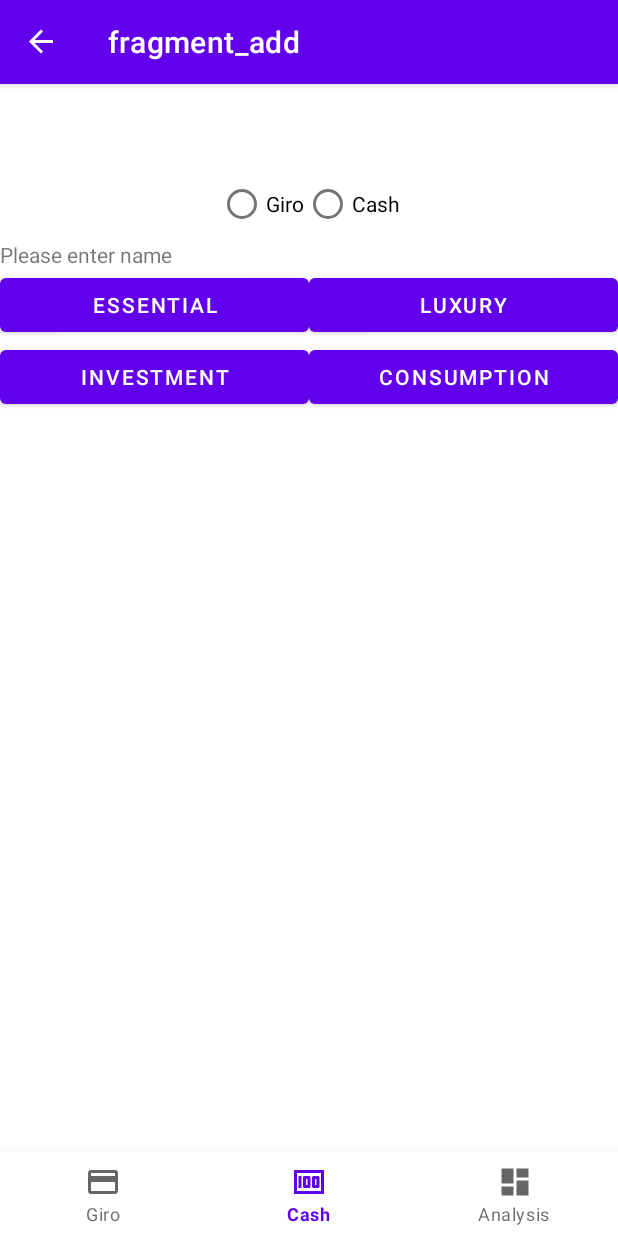
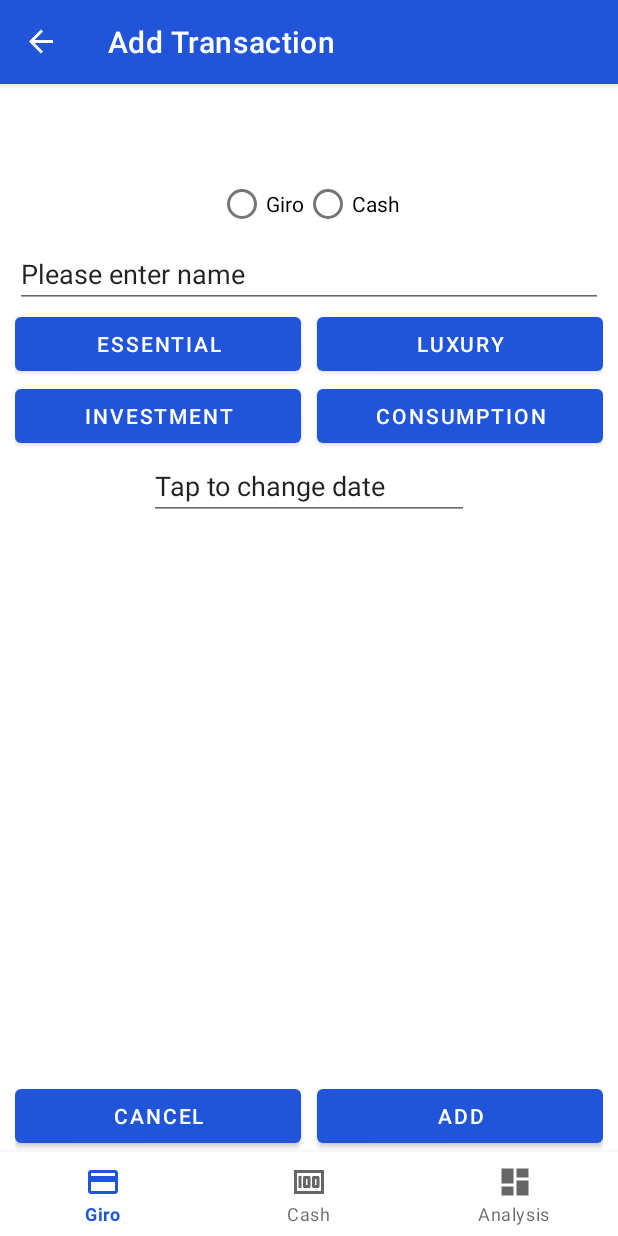
Before and after one commit to baldufal/Goldesel, an Android app: the AddFragment screen opened through its navigation route, on a phone screen of 412 x 824 dp. Run offline under Robolectric (Android 15) with nearby library versions, the phone set to English and light mode, and no system bars; our stand-ins replace Room's generated code, navigation-ui.

Commit message:
Implement fragment Giro and improve fragment add

```diff
--- a/app/src/main/java/baldufal/goldesel/ui/AddFragment.kt
+++ b/app/src/main/java/baldufal/goldesel/ui/AddFragment.kt
@@ -1,6 +1,8 @@
 package baldufal.goldesel.ui
 
+import android.app.DatePickerDialog
 import android.os.Bundle
+import android.text.InputType
 import android.view.LayoutInflater
 import android.view.View
 import android.view.ViewGroup
@@ -28,6 +30,12 @@ class AddFragment : Fragment() {
             findNavController().navigateUp()
         }
 
+        binding.etDate.inputType = InputType.TYPE_NULL
+        binding.etDate.setOnClickListener {
+            val picker = DatePickerDialog(this.requireContext())
+            picker.show()
+        }
+
         return binding.root
     }
 
--- a/app/src/main/java/baldufal/goldesel/ui/cash/CashFragment.kt
+++ b/app/src/main/java/baldufal/goldesel/ui/list_display/CashFragment.kt
@@ -1,4 +1,4 @@
-package baldufal.goldesel.ui.cash
+package baldufal.goldesel.ui.list_display
 
 import TransactionAdapter
 import android.os.Bundle
@@ -25,7 +25,7 @@ class CashFragment : Fragment() {
         savedInstanceState: Bundle?
     ): View {
         val cashViewModel =
-            ViewModelProvider(this).get(CashViewModel::class.java)
+            ViewModelProvider(this).get(LDViewModel::class.java)
 
         _binding = FragmentCashBinding.inflate(inflater, container, false)
 
--- a/app/src/main/java/baldufal/goldesel/ui/giro/GiroFragment.kt
+++ b/app/src/main/java/baldufal/goldesel/ui/list_display/GiroFragment.kt
@@ -1,5 +1,6 @@
-package baldufal.goldesel.ui.giro
+package baldufal.goldesel.ui.list_display
 
+import TransactionAdapter
 import android.os.Bundle
 import android.view.LayoutInflater
 import android.view.View
@@ -7,6 +8,8 @@ import android.view.ViewGroup
 import android.widget.TextView
 import androidx.fragment.app.Fragment
 import androidx.lifecycle.ViewModelProvider
+import androidx.navigation.fragment.findNavController
+import androidx.recyclerview.widget.LinearLayoutManager
 import baldufal.goldesel.databinding.FragmentGiroBinding
 
 class GiroFragment : Fragment() {
@@ -23,16 +26,26 @@ class GiroFragment : Fragment() {
         savedInstanceState: Bundle?
     ): View {
         val giroViewModel =
-            ViewModelProvider(this).get(GiroViewModel::class.java)
+            ViewModelProvider(this).get(LDViewModel::class.java)
 
         _binding = FragmentGiroBinding.inflate(inflater, container, false)
-        val root: View = binding.root
 
-        val textView: TextView = binding.textDashboard
-        giroViewModel.text.observe(viewLifecycleOwner) {
-            textView.text = it
+        binding.recyclerView.layoutManager = LinearLayoutManager(activity)
+        @Suppress("UNCHECKED_CAST")
+        binding.recyclerView.adapter =
+            TransactionAdapter(giroViewModel.entries)
+
+        binding.refreshLayout.setOnRefreshListener {
+            giroViewModel.refresh()
+            (binding.recyclerView.adapter as TransactionAdapter).notifyDataSetChanged()
+            binding.refreshLayout.isRefreshing = false
         }
-        return root
+
+        binding.fabAdd.setOnClickListener {
+            findNavController().navigate(GiroFragmentDirections.actionNavigationGiroToAddFragment())
+        }
+
+        return binding.root
     }
 
     override fun onDestroyView() {
--- a/app/src/main/java/baldufal/goldesel/ui/cash/CashViewModel.kt
+++ b/app/src/main/java/baldufal/goldesel/ui/list_display/LDViewModel.kt
@@ -1,10 +1,10 @@
-package baldufal.goldesel.ui.cash
+package baldufal.goldesel.ui.list_display
 
 import androidx.lifecycle.ViewModel
 import baldufal.goldesel.model.Transaction
 import java.time.LocalDateTime
 
-class CashViewModel : ViewModel() {
+class LDViewModel : ViewModel() {
 
     val entries = arrayListOf<Transaction>(
         Transaction(
--- a/app/src/main/res/layout/activity_main.xml
+++ b/app/src/main/res/layout/activity_main.xml
@@ -22,7 +22,7 @@
         android:id="@+id/nav_host_fragment_activity_main"
         android:name="androidx.navigation.fragment.NavHostFragment"
         android:layout_width="match_parent"
-        android:layout_height="match_parent"
+        android:layout_height="0dp"
         app:defaultNavHost="true"
         app:layout_constraintBottom_toTopOf="@id/nav_view"
         app:layout_constraintLeft_toLeftOf="parent"
--- a/app/src/main/res/layout/fragment_add.xml
+++ b/app/src/main/res/layout/fragment_add.xml
@@ -5,6 +5,7 @@
     android:id="@+id/frameLayout"
     android:layout_width="match_parent"
     android:layout_height="match_parent"
+    android:layout_marginHorizontal="10sp"
     tools:context=".ui.AddFragment">
 
     <RadioGroup
@@ -29,8 +30,8 @@
             android:text="Cash" />
     </RadioGroup>
 
-    <TextView
-        android:id="@+id/textView"
+    <EditText
+        android:id="@+id/et_Name"
         android:layout_width="0dp"
         android:layout_height="wrap_content"
         android:text="Please enter name"
@@ -40,54 +41,71 @@
 
     <Button
         android:id="@+id/btn_essential"
-        android:layout_width="0sp"
+        android:layout_width="0dp"
         android:layout_height="wrap_content"
         android:text="Essential"
-        app:layout_constraintTop_toBottomOf="@id/textView"
+        android:layout_marginEnd="5sp"
+        app:layout_constraintTop_toBottomOf="@id/et_Name"
         app:layout_constraintStart_toStartOf="parent"
         app:layout_constraintEnd_toStartOf="@id/btn_luxury"/>
 
     <Button
         android:id="@+id/btn_luxury"
-        android:layout_width="0sp"
+        android:layout_width="0dp"
         android:layout_height="wrap_content"
         android:text="Luxury"
-        app:layout_constraintTop_toBottomOf="@id/textView"
+        android:layout_marginStart="5sp"
+        app:layout_constraintTop_toBottomOf="@id/et_Name"
         app:layout_constraintStart_toEndOf="@id/btn_essential"
         app:layout_constraintEnd_toEndOf="parent"/>
 
     <Button
         android:id="@+id/btn_investment"
-        android:layout_width="0sp"
+        android:layout_width="0dp"
         android:layout_height="wrap_content"
         android:text="Investment"
+        android:layout_marginEnd="5sp"
         app:layout_constraintTop_toBottomOf="@id/btn_essential"
         app:layout_constraintStart_toStartOf="parent"
         app:layout_constraintEnd_toStartOf="@id/btn_consumption"/>
 
     <Button
         android:id="@+id/btn_consumption"
-        android:layout_width="0sp"
+        android:layout_width="0dp"
         android:layout_height="wrap_content"
         android:text="Consumption"
+        android:layout_marginStart="5sp"
         app:layout_constraintTop_toBottomOf="@id/btn_luxury"
         app:layout_constraintStart_toEndOf="@id/btn_investment"
         app:layout_constraintEnd_toEndOf="parent"/>
 
+    <EditText
+        android:id="@+id/et_Date"
+        android:layout_width="wrap_content"
+        android:layout_height="wrap_content"
+        android:ems="10"
+        android:text="Tap to change date"
+        app:layout_constraintTop_toBottomOf="@id/btn_consumption"
+        app:layout_constraintStart_toStartOf="parent"
+        app:layout_constraintEnd_toEndOf="parent"/>
+
+
     <Button
         android:id="@+id/btn_cancel"
-        android:layout_width="0sp"
+        android:layout_width="0dp"
         android:layout_height="wrap_content"
         android:text="Cancel"
+        android:layout_marginEnd="5sp"
         app:layout_constraintStart_toStartOf="parent"
         app:layout_constraintEnd_toStartOf="@id/btn_add"
         app:layout_constraintBottom_toBottomOf="parent"/>
 
     <Button
         android:id="@+id/btn_add"
-        android:layout_width="0sp"
+        android:layout_width="0dp"
         android:layout_height="wrap_content"
         android:text="Add"
+        android:layout_marginStart="5sp"
         app:layout_constraintStart_toEndOf="@id/btn_cancel"
         app:layout_constraintEnd_toEndOf="parent"
         app:layout_constraintBottom_toBottomOf="parent"
--- a/app/src/main/res/navigation/mobile_navigation.xml
+++ b/app/src/main/res/navigation/mobile_navigation.xml
@@ -3,11 +3,11 @@
     xmlns:app="http://schemas.android.com/apk/res-auto"
     xmlns:tools="http://schemas.android.com/tools"
     android:id="@+id/mobile_navigation"
-    app:startDestination="@id/navigation_cash">
+    app:startDestination="@id/navigation_giro">
 
     <fragment
         android:id="@+id/navigation_cash"
-        android:name="baldufal.goldesel.ui.cash.CashFragment"
+        android:name="baldufal.goldesel.ui.list_display.CashFragment"
         android:label="Cash"
         tools:layout="@layout/fragment_cash" >
         <action
@@ -17,7 +17,7 @@
 
     <fragment
         android:id="@+id/navigation_giro"
-        android:name="baldufal.goldesel.ui.giro.GiroFragment"
+        android:name="baldufal.goldesel.ui.list_display.GiroFragment"
         android:label="Giro"
         tools:layout="@layout/fragment_giro" >
         <action
@@ -33,6 +33,6 @@
     <fragment
         android:id="@+id/addFragment"
         android:name="baldufal.goldesel.ui.AddFragment"
-        android:label="fragment_add"
+        android:label="Add Transaction"
         tools:layout="@layout/fragment_add" />
 </navigation>
--- a/app/src/main/res/values-night/themes.xml
+++ b/app/src/main/res/values-night/themes.xml
@@ -2,12 +2,12 @@
     <!-- Base application theme. -->
     <style name="Theme.Goldesel" parent="Theme.MaterialComponents.DayNight.DarkActionBar">
         <!-- Primary brand color. -->
-        <item name="colorPrimary">@color/purple_200</item>
-        <item name="colorPrimaryVariant">@color/purple_700</item>
-        <item name="colorOnPrimary">@color/black</item>
+        <item name="colorPrimary">@color/blue</item>
+        <item name="colorPrimaryVariant">@color/blue_light</item>
+        <item name="colorOnPrimary">@color/white   </item>
         <!-- Secondary brand color. -->
-        <item name="colorSecondary">@color/teal_200</item>
-        <item name="colorSecondaryVariant">@color/teal_200</item>
+        <item name="colorSecondary">@color/gold</item>
+        <item name="colorSecondaryVariant">@color/gold_dark</item>
         <item name="colorOnSecondary">@color/black</item>
         <!-- Status bar color. -->
         <item name="android:statusBarColor" tools:targetApi="l">?attr/colorPrimaryVariant</item>
--- a/app/src/main/res/values/colors.xml
+++ b/app/src/main/res/values/colors.xml
@@ -1,10 +1,11 @@
 <?xml version="1.0" encoding="utf-8"?>
 <resources>
-    <color name="purple_200">#FFBB86FC</color>
-    <color name="purple_500">#FF6200EE</color>
-    <color name="purple_700">#FF3700B3</color>
-    <color name="teal_200">#FF03DAC5</color>
-    <color name="teal_700">#FF018786</color>
+    complementary color to logo gold
+    <color name="blue">#ff2055da</color>
+    <color name="blue_light">#ff6a81ff</color>
+    <color name="blue_dark">#ff002da7</color>
+    <color name="gold_light">#ffffff52</color>
+    <color name="gold_dark">#ffc7a600</color>
     <color name="black">#FF000000</color>
     <color name="white">#FFFFFFFF</color>
     # these are our logo colors:
--- a/app/src/main/res/values/themes.xml
+++ b/app/src/main/res/values/themes.xml
@@ -2,12 +2,12 @@
     <!-- Base application theme. -->
     <style name="Theme.Goldesel" parent="Theme.MaterialComponents.DayNight.DarkActionBar">
         <!-- Primary brand color. -->
-        <item name="colorPrimary">@color/purple_500</item>
-        <item name="colorPrimaryVariant">@color/purple_700</item>
+        <item name="colorPrimary">@color/blue</item>
+        <item name="colorPrimaryVariant">@color/blue_dark</item>
         <item name="colorOnPrimary">@color/white</item>
         <!-- Secondary brand color. -->
-        <item name="colorSecondary">@color/teal_200</item>
-        <item name="colorSecondaryVariant">@color/teal_700</item>
+        <item name="colorSecondary">@color/gold</item>
+        <item name="colorSecondaryVariant">@color/gold_dark</item>
         <item name="colorOnSecondary">@color/black</item>
         <!-- Status bar color. -->
         <item name="android:statusBarColor" tools:targetApi="l">?attr/colorPrimaryVariant</item>
```
Also changed, not shown: app/src/main/java/baldufal/goldesel/ui/giro/GiroViewModel.kt (deleted, +0 -13 lines), app/src/main/res/layout/fragment_cash.xml (+6 -6 lines), app/src/main/res/layout/fragment_giro.xml (+27 -15 lines).
